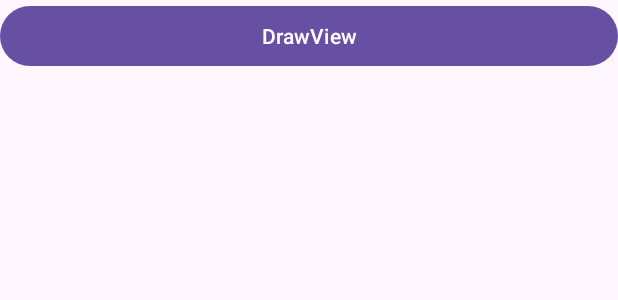
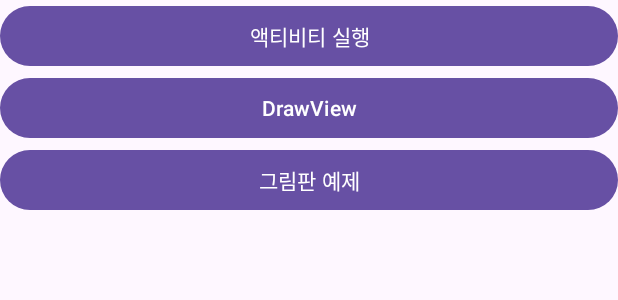
Before and after one commit to jamjamzo/TFLite_test, an Android app: the layout activity_main.xml on its own in the app's theme, with its tools: preview values and no code run, on a phone screen of 412 x 824 dp. Shown: the top 300 px of the screen. Run offline under Robolectric (Android 15) with nearby library versions, the phone set to English and light mode, and no system bars.

```diff
--- a/app/src/main/AndroidManifest.xml
+++ b/app/src/main/AndroidManifest.xml
@@ -12,6 +12,9 @@
         android:supportsRtl="true"
         android:theme="@style/Theme.TFLite_test"
         tools:targetApi="31">
+        <activity
+            android:name=".RecordActivity"
+            android:exported="false" />
         <activity
             android:name=".DrawActivity"
             android:exported="false" />
--- a/app/src/main/res/layout/activity_main.xml
+++ b/app/src/main/res/layout/activity_main.xml
@@ -3,16 +3,28 @@
     xmlns:android="http://schemas.android.com/apk/res/android"
     xmlns:app="http://schemas.android.com/apk/res-auto"
     xmlns:tools="http://schemas.android.com/tools"
+    android:orientation="vertical"
     android:layout_width="match_parent"
     android:layout_height="match_parent"
     tools:context=".MainActivity">
 
     <Button
+        android:id="@+id/activity_launch_Btn"
+        android:layout_width="match_parent"
+        android:layout_height="wrap_content"
+        android:text="액티비티 실행" />
+
+    <Button
         android:id="@+id/drawBtn"
-        android:layout_width="wrap_content"
+        android:layout_width="match_parent"
         android:layout_height="wrap_content"
-        android:layout_weight="1"
         android:text="DrawView" />
+
+    <Button
+        android:id="@+id/recordBtn"
+        android:layout_width="match_parent"
+        android:layout_height="wrap_content"
+        android:text="그림판 예제" />
 
 
 
```
Also changed, not shown: app/src/main/java/com/example/tflite_test/MainActivity.java (+36 -8 lines), app/src/main/java/com/example/tflite_test/RecordActivity.java (added, +14 -0 lines), app/src/main/res/layout/activity_record.xml (added, +24 -0 lines).
